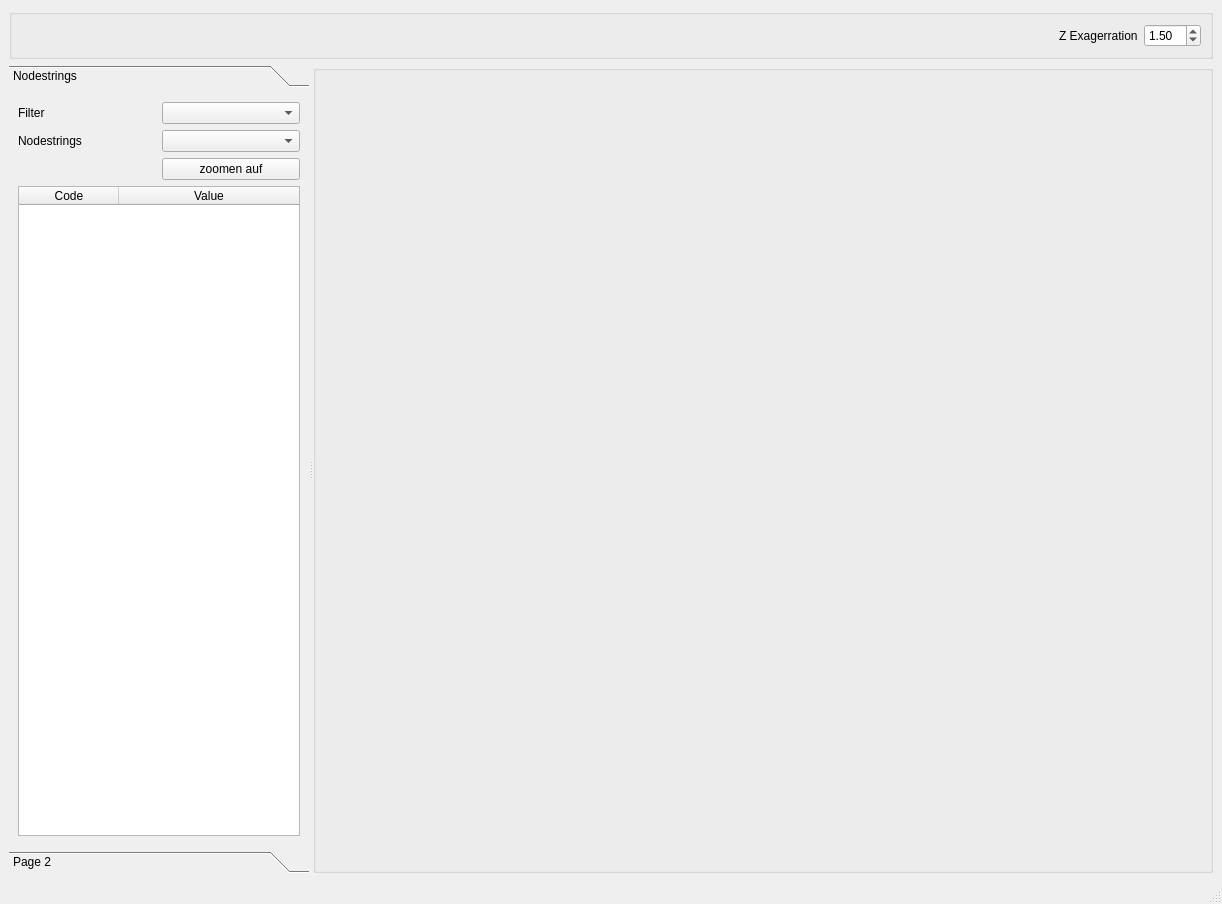
pygfx/pygfx, file examples/quad_test/viewer.ui: the form before one commit.
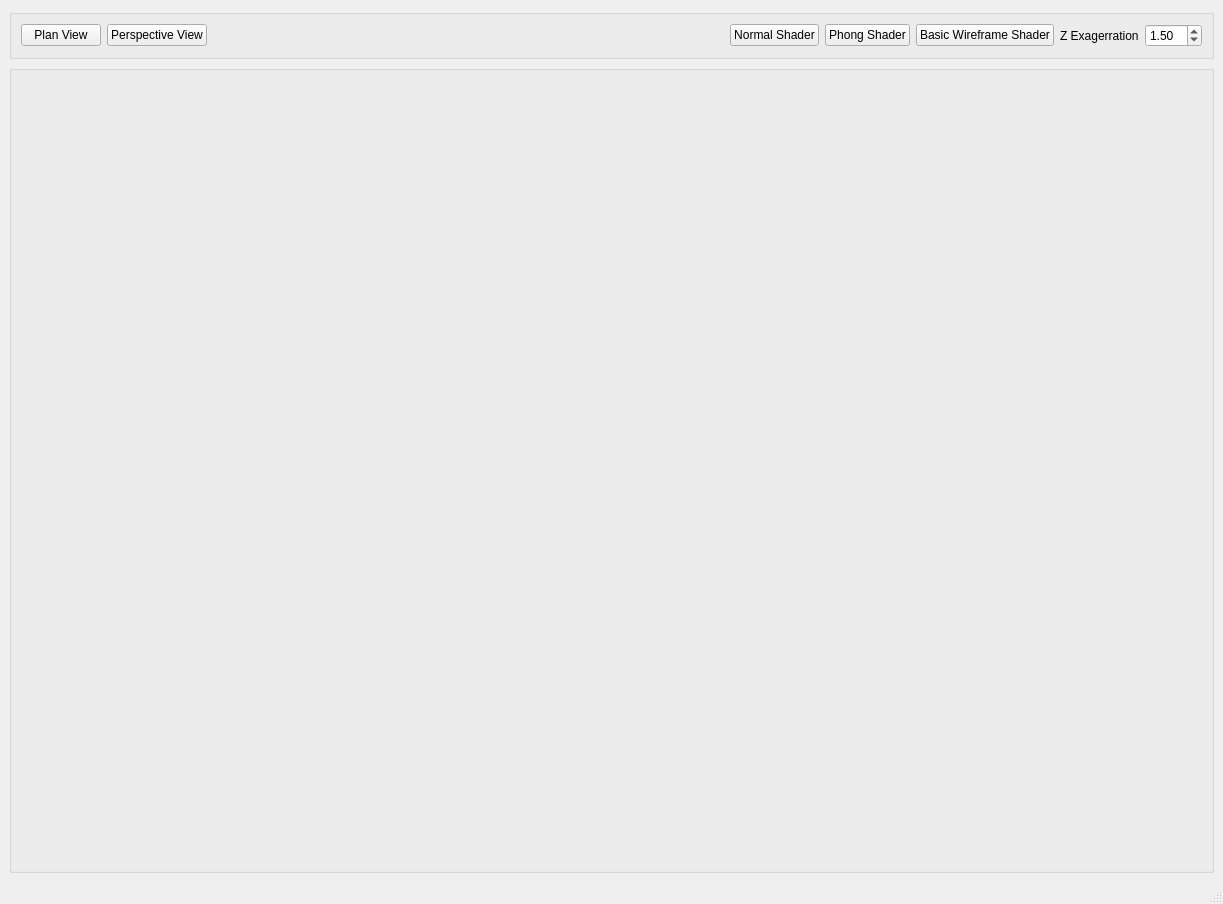
The form after the commit. Icons and pictures are not drawn.

```diff
--- a/examples/quad_test/viewer.ui
+++ b/examples/quad_test/viewer.ui
@@ -6,13 +6,16 @@
    <rect>
     <x>0</x>
     <y>0</y>
-    <width>1163</width>
+    <width>1223</width>
     <height>904</height>
    </rect>
   </property>
   <property name="windowTitle">
    <string>MainWindow</string>
   </property>
+  <property name="styleSheet">
+   <string notr="true"/>
+  </property>
   <widget class="QWidget" name="centralwidget">
    <layout class="QGridLayout" name="gridLayout">
     <item row="0" column="0">
@@ -30,10 +33,27 @@
        <bool>true</bool>
       </property>
       <layout class="QGridLayout" name="gridLayout_3">
+       <item row="0" column="5">
+        <widget class="QPushButton" name="wireframe">
+         <property name="text">
+          <string>Basic Wireframe Shader</string>
+         </property>
+        </widget>
+       </item>
+       <item row="0" column="3">
+        <widget class="QPushButton" name="normal">
+         <property name="text">
+          <string>Normal Shader</string>
+         </property>
+        </widget>
+       </item>
        <item row="0" column="1">
         <widget class="QPushButton" name="orbitView">
+         <property name="styleSheet">
+          <string notr="true"/>
+         </property>
          <property name="text">
-          <string/>
+          <string>Perspective View</string>
          </property>
          <property name="icon">
           <iconset>
@@ -46,21 +66,17 @@
           </size>
          </property>
          <property name="flat">
-          <bool>true</bool>
+          <bool>false</bool>
          </property>
         </widget>
        </item>
        <item row="0" column="0">
         <widget class="QPushButton" name="planView">
          <property name="styleSheet">
-          <string notr="true">QPushButton{
-margin:0px;
-border:0px;
-padding:0px;
-}</string>
+          <string notr="true"/>
          </property>
          <property name="text">
-          <string/>
+          <string>Plan View</string>
          </property>
          <property name="icon">
           <iconset>
@@ -76,11 +92,11 @@
           <bool>false</bool>
          </property>
          <property name="flat">
-          <bool>true</bool>
+          <bool>false</bool>
          </property>
         </widget>
        </item>
-       <item row="0" column="3">
+       <item row="0" column="6">
         <widget class="QLabel" name="label">
          <property name="text">
           <string>Z Exagerration</string>
@@ -100,7 +116,7 @@
          </property>
         </spacer>
        </item>
-       <item row="0" column="4">
+       <item row="0" column="7">
         <widget class="QDoubleSpinBox" name="zfak">
          <property name="minimum">
           <double>0.010000000000000</double>
@@ -110,6 +126,13 @@
          </property>
         </widget>
        </item>
+       <item row="0" column="4">
+        <widget class="QPushButton" name="phong">
+         <property name="text">
+          <string>Phong Shader</string>
+         </property>
+        </widget>
+       </item>
       </layout>
      </widget>
     </item>
@@ -118,89 +141,6 @@
       <property name="orientation">
        <enum>Qt::Horizontal</enum>
       </property>
-      <widget class="QToolBox" name="nsBox">
-       <property name="minimumSize">
-        <size>
-         <width>300</width>
-         <height>0</height>
-        </size>
-       </property>
-       <property name="currentIndex">
-        <number>0</number>
-       </property>
-       <widget class="QWidget" name="page_3">
-        <property name="geometry">
-         <rect>
-          <x>0</x>
-          <y>0</y>
-          <width>300</width>
-          <height>756</height>
-         </rect>
-        </property>
-        <attribute name="label">
-         <string>Nodestrings</string>
-        </attribute>
-        <layout class="QGridLayout" name="gridLayout_4">
-         <item row="1" column="1">
-          <widget class="QComboBox" name="nodestrings"/>
-         </item>
-         <item row="0" column="0">
-          <widget class="QLabel" name="label_2">
-           <property name="text">
-            <string>Filter</string>
-           </property>
-          </widget>
-         </item>
-         <item row="0" column="1">
-          <widget class="QComboBox" name="nsFilter"/>
-         </item>
-         <item row="3" column="0" colspan="2">
-          <widget class="QTableWidget" name="nsTable">
-           <attribute name="horizontalHeaderStretchLastSection">
-            <bool>true</bool>
-           </attribute>
-           <column>
-            <property name="text">
-             <string>Code</string>
-            </property>
-           </column>
-           <column>
-            <property name="text">
-             <string>Value</string>
-            </property>
-           </column>
-          </widget>
-         </item>
-         <item row="1" column="0">
-          <widget class="QLabel" name="label_3">
-           <property name="text">
-            <string>Nodestrings</string>
-           </property>
-          </widget>
-         </item>
-         <item row="2" column="1">
-          <widget class="QPushButton" name="nsZoom">
-           <property name="text">
-            <string>zoomen auf</string>
-           </property>
-          </widget>
-         </item>
-        </layout>
-       </widget>
-       <widget class="QWidget" name="page_4">
-        <property name="geometry">
-         <rect>
-          <x>0</x>
-          <y>0</y>
-          <width>300</width>
-          <height>756</height>
-         </rect>
-        </property>
-        <attribute name="label">
-         <string>Page 2</string>
-        </attribute>
-       </widget>
-      </widget>
       <widget class="QGroupBox" name="groupBox">
        <property name="minimumSize">
         <size>
```
